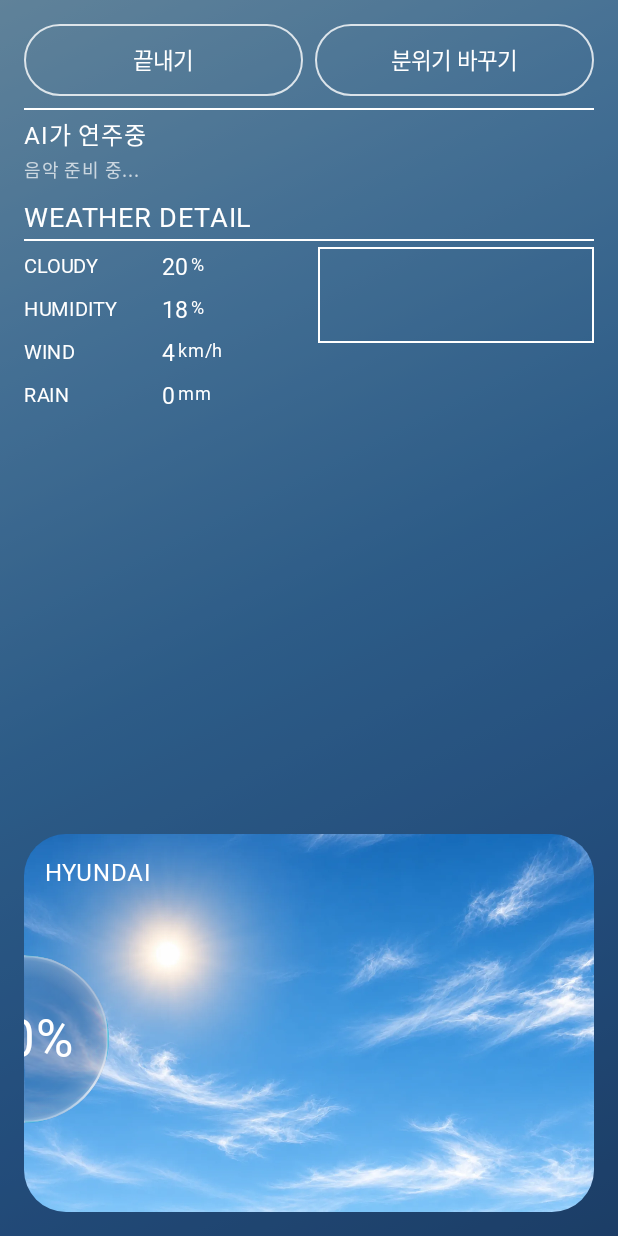
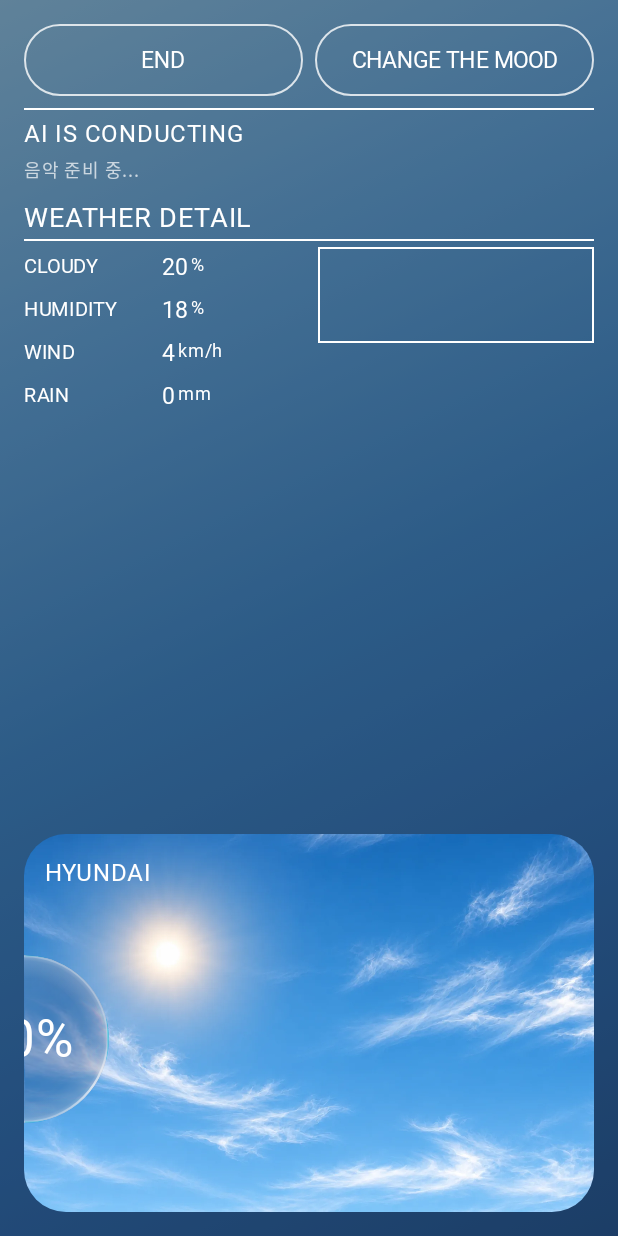
Before and after one commit to twin-park/music_android, an Android app built with Jetpack Compose: the screen it shows after launch (MainActivity), on a phone screen of 412 x 824 dp. Run offline under Robolectric (Android 15) with nearby library versions, the phone set to English and light mode, and no system bars; network calls fail; Roboto replaces fonts that are not available here.

Commit message:
[refactor] 버튼과 제목 문구를 시안의 영어로
- 끝내기를 END로, 분위기 바꾸기를 CHANGE THE MOOD로, AI가 연주중을 AI IS CONDUCTING으로 변경 (MusicScreen)
- 재생 알림의 제목과 종료 버튼도 같은 문구로 맞춤 (BgmService)
- CHANGE THE MOOD는 좁으면 두 줄로 가운데 정렬

IssueNum #85

```diff
--- a/app/src/main/java/com/twinpark/music/audio/BgmService.kt
+++ b/app/src/main/java/com/twinpark/music/audio/BgmService.kt
@@ -180,14 +180,14 @@ class BgmService : Service() {
         ).build()
         return Notification.Builder(this, CHANNEL_ID)
             .setSmallIcon(android.R.drawable.ic_media_play)
-            .setContentTitle("AI가 연주중")
+            .setContentTitle("AI IS CONDUCTING")
             .setContentText(text)
             .setContentIntent(open)
             .setOngoing(true)
             .setOnlyAlertOnce(true)
             .setForegroundServiceBehavior(Notification.FOREGROUND_SERVICE_IMMEDIATE)
             .addAction(action(if (paused) "재생" else "일시정지", ACTION_TOGGLE, 1))
-            .addAction(action("끝내기", ACTION_STOP, 2))
+            .addAction(action("END", ACTION_STOP, 2))
             .build()
     }
 
--- a/app/src/main/java/com/twinpark/music/ui/screen/MusicScreen.kt
+++ b/app/src/main/java/com/twinpark/music/ui/screen/MusicScreen.kt
@@ -280,7 +280,7 @@ private fun OrbPanel(
                     contentPadding = btnPad,
                     colors = ButtonDefaults.outlinedButtonColors(contentColor = Color.White),
                     border = BorderStroke(1.dp, Color(0xCCFFFFFF)),
-                ) { Text("끝내기", fontSize = ui(if (compact) 13f else 15f), fontFamily = AppFonts.Pretendard, fontWeight = androidx.compose.ui.text.font.FontWeight.Bold) }
+                ) { Text("END", fontSize = ui(if (compact) 13f else 15f), fontFamily = AppFonts.Pretendard, fontWeight = androidx.compose.ui.text.font.FontWeight.Bold) }
                 OutlinedButton(
                     onClick = {
                         val list = Mood.EngineMoods
@@ -291,7 +291,7 @@ private fun OrbPanel(
                     contentPadding = btnPad,
                     colors = ButtonDefaults.outlinedButtonColors(contentColor = Color.White),
                     border = BorderStroke(1.dp, Color(0xCCFFFFFF)),
-                ) { Text("분위기 바꾸기", fontSize = ui(if (compact) 13f else 15f), fontFamily = AppFonts.Pretendard, fontWeight = androidx.compose.ui.text.font.FontWeight.Bold) }
+                ) { Text("CHANGE THE MOOD", fontSize = ui(if (compact) 13f else 15f), fontFamily = AppFonts.Pretendard, fontWeight = androidx.compose.ui.text.font.FontWeight.Bold, maxLines = 2, textAlign = androidx.compose.ui.text.style.TextAlign.Center, lineHeight = ui(if (compact) 14f else 17f)) }
                 if (debuggable) {
                     TextButton(
                         onClick = { devOpen = !devOpen },
@@ -300,10 +300,10 @@ private fun OrbPanel(
                     ) { Text(if (devOpen) "닫기" else "DEV", color = Color(0xFF7DD3FC), fontSize = ui(12f)) }
                 }
             }
-            // 제목: 위 가로선 + "AI가 연주중"
+            // 제목: 위 가로선 + "AI IS CONDUCTING"
             Column {
                 Box(Modifier.fillMaxWidth().height(1.dp).background(Color.White))
-                Text("AI가 연주중", color = Color.White, fontSize = ui(16f), fontFamily = AppFonts.Pretendard, modifier = Modifier.padding(top = 4.dp))
+                Text("AI IS CONDUCTING", color = Color.White, fontSize = ui(16f), fontFamily = AppFonts.Pretendard, modifier = Modifier.padding(top = 4.dp))
                 Text(
                     text = when (bgmState) {
                         BgmState.Idle, BgmState.Loading -> "음악 준비 중..."
--- a/app/src/main/java/com/twinpark/music/ui/theme/AppFonts.kt
+++ b/app/src/main/java/com/twinpark/music/ui/theme/AppFonts.kt
@@ -9,7 +9,7 @@ import com.twinpark.music.R
 
 /**
  * 디자이너 노트의 글꼴.
- * - 끝내기, 분위기 바꾸기, "AI가 연주중": Pretendard Variable (끝내기와 분위기 바꾸기는 bold)
+ * - END, CHANGE THE MOOD, "AI IS CONDUCTING": Pretendard Variable (END와 CHANGE THE MOOD는 bold)
  * - 나머지: Inter (regular)
  *
  * Pretendard는 가변 글꼴이라 굵기마다 파일을 따로 두지 않고 굵기 축(`wght`)을 바꿔 쓴다. 라이선스는 SIL OFL 1.1.
```
